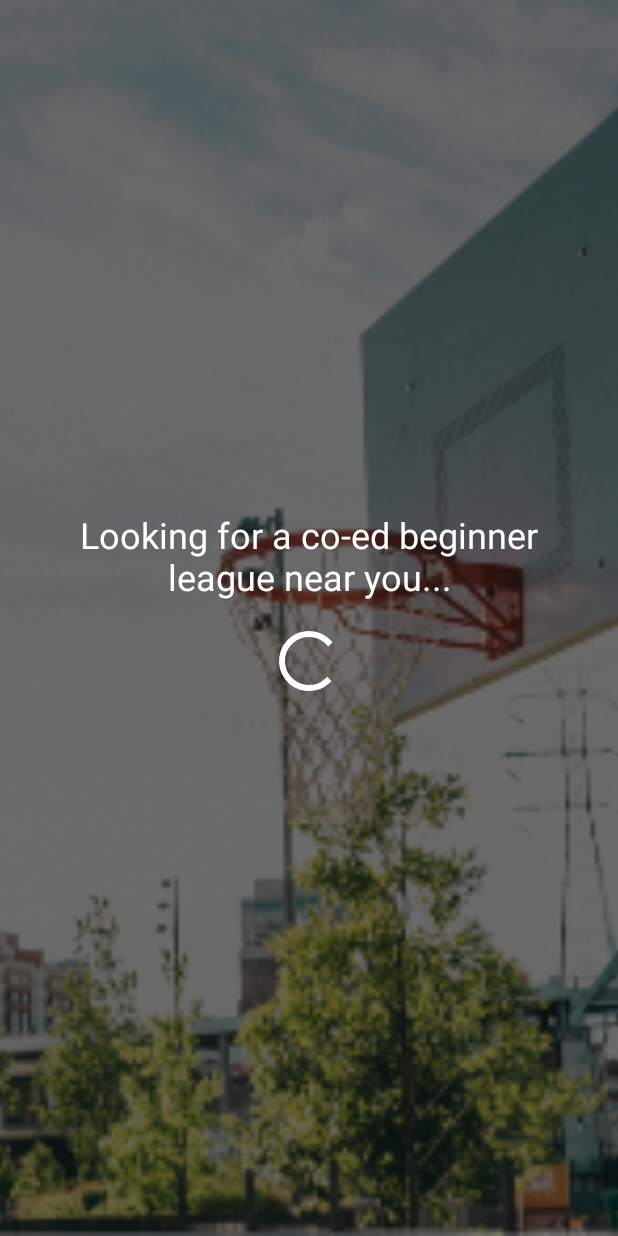
After one commit to msoriano1/swoosh, an Android app: the layout activity_finish.xml on its own in the app's theme, with its tools: preview values and no code run, on a phone screen of 412 x 824 dp. The commit adds this screen. Run offline under Robolectric (Android 15) with nearby library versions, the phone set to English and light mode, and no system bars.

Commit message:
lesson-07

```diff
--- a/app/src/main/java/com/mattdog/swoosh/BaseActivity.kt
+++ b/app/src/main/java/com/mattdog/swoosh/Controller/BaseActivity.kt
@@ -1,4 +1,4 @@
-package com.mattdog.swoosh
+package com.mattdog.swoosh.Controller
 
 import androidx.appcompat.app.AppCompatActivity
 import android.os.Bundle
--- a/app/src/main/java/com/mattdog/swoosh/WelcomeActivity.kt
+++ b/app/src/main/java/com/mattdog/swoosh/Controller/WelcomeActivity.kt
@@ -1,8 +1,8 @@
-package com.mattdog.swoosh
+package com.mattdog.swoosh.Controller
 
 import android.content.Intent
-import androidx.appcompat.app.AppCompatActivity
 import android.os.Bundle
+import com.mattdog.swoosh.R
 import kotlinx.android.synthetic.main.activity_welcome.*
 
 class WelcomeActivity : BaseActivity() {
--- /dev/null
+++ b/app/src/main/res/layout/activity_finish.xml
@@ -0,0 +1,36 @@
+<?xml version="1.0" encoding="utf-8"?>
+<androidx.constraintlayout.widget.ConstraintLayout
+        xmlns:android="http://schemas.android.com/apk/res/android"
+        xmlns:tools="http://schemas.android.com/tools"
+        xmlns:app="http://schemas.android.com/apk/res-auto"
+        android:layout_width="match_parent"
+        android:layout_height="match_parent"
+        tools:context=".Controller.FinishActivity">
+
+    <ImageView
+            android:layout_width="0dp"
+            android:layout_height="0dp" app:srcCompat="@drawable/exercisebg"
+            android:id="@+id/imageView5"
+            app:layout_constraintTop_toTopOf="parent" app:layout_constraintStart_toStartOf="parent"
+            app:layout_constraintEnd_toEndOf="parent"
+            app:layout_constraintBottom_toBottomOf="parent" android:scaleType="centerCrop"
+            android:contentDescription="@string/backround_image"/>
+    <TextView
+            android:layout_width="0dp"
+            android:layout_height="wrap_content"
+            android:id="@+id/searchLeaguesTxt" app:layout_constraintStart_toStartOf="parent"
+            android:layout_marginStart="16dp" app:layout_constraintEnd_toEndOf="parent" android:layout_marginEnd="16dp"
+            app:layout_constraintTop_toTopOf="@+id/imageView5" android:layout_marginBottom="8dp"
+            app:layout_constraintBottom_toBottomOf="@+id/imageView5"
+            tools:text="Looking for a co-ed beginner league near you..."
+            android:textColor="@android:color/white" android:textSize="24sp" android:textAlignment="center"
+            app:layout_constraintVertical_bias="0.45"/>
+    <ProgressBar
+            style="?android:attr/progressBarStyle"
+            android:layout_width="wrap_content"
+            android:layout_height="wrap_content"
+            android:id="@+id/progressBar" android:layout_marginTop="16dp"
+            app:layout_constraintTop_toBottomOf="@+id/searchLeaguesTxt" app:layout_constraintStart_toStartOf="parent"
+            android:layout_marginStart="8dp" app:layout_constraintEnd_toEndOf="parent" android:layout_marginEnd="8dp"/>
+    <!-- tools allows you to display things in the preview only, not in the actual app -->
+</androidx.constraintlayout.widget.ConstraintLayout>
--- a/app/src/main/res/layout/activity_welcome.xml
+++ b/app/src/main/res/layout/activity_welcome.xml
@@ -5,7 +5,7 @@
         xmlns:app="http://schemas.android.com/apk/res-auto"
         android:layout_width="match_parent"
         android:layout_height="match_parent"
-        tools:context=".WelcomeActivity">
+        tools:context=".Controller.WelcomeActivity">
 
     <ImageView
             android:src="@drawable/welcomescreenbg"
```
Also changed, not shown: app/src/main/AndroidManifest.xml (+6 -4 lines), app/src/main/java/com/mattdog/swoosh/Controller/FinishActivity.kt (added, +20 -0 lines), app/src/main/java/com/mattdog/swoosh/Controller/LeagueActivity.kt (added, +55 -0 lines), app/src/main/java/com/mattdog/swoosh/Controller/SkillActivity.kt (added, +47 -0 lines), app/src/main/java/com/mattdog/swoosh/LeagueActivity.kt (deleted, +0 -19 lines), app/src/main/java/com/mattdog/swoosh/SkillActivity.kt (deleted, +0 -12 lines), app/src/main/java/com/mattdog/swoosh/Utilities/Constants.kt (added, +8 -0 lines), app/src/main/res/layout/activity_league.xml (+7 -7 lines), app/src/main/res/layout/activity_skill.xml (+11 -7 lines).
